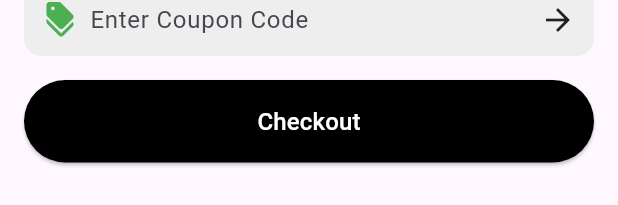
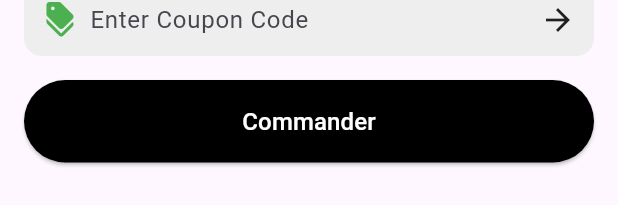
Before and after one commit to ORiVS/lemaillot_mobile, a Flutter app: the CartFilledView widget shown alone on an empty page, opened directly with empty values, on a phone screen of 412 x 824 dp. Shown: the part 436-641 px from the top of the screen. Run offline on Flutter 3.47's test engine with Material 3 defaults, Android fonts, the light colour scheme and no system bars; our stand-ins replace dio, equatable, flutter_bloc, flutter_dotenv, flutter_riverpod, lucide_icons and 2 more; missing offline and left inert: dart:ffi; accounts and stored records are empty; network calls fail.

Commit message:
Changement texte bouton 'Checkout'  'Commander' dans CartFilledView

```diff
--- a/lib/screens/cart/cart_filled_view.dart
+++ b/lib/screens/cart/cart_filled_view.dart
@@ -37,7 +37,7 @@ class CartFilledView extends StatelessWidget {
                 shape: RoundedRectangleBorder(borderRadius: BorderRadius.circular(30)),
               ),
               onPressed: () {},
-            child: const Text("Checkout", style: TextStyle(fontSize: 16)),
+              child: const Text("Commander", style: TextStyle(fontSize: 16)),
             )
           ],
         ),
```
Lines whose indentation alone changed are shown as unchanged.
